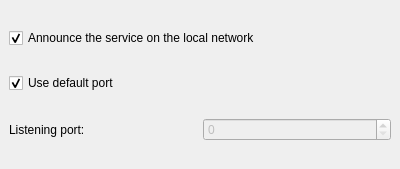
Qt form krfb/ui/configtcp.ui (KDE/krfb) before a commit.
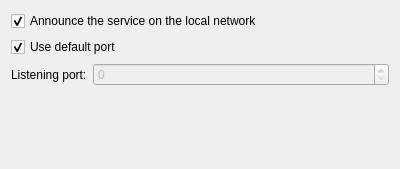
The same form after that commit.

Commit message: Network config page: align to top

What changed in the file:
```diff
--- a/krfb/ui/configtcp.ui
+++ b/krfb/ui/configtcp.ui
@@ -10,12 +10,6 @@
    </rect>
   </property>
   <layout class="QVBoxLayout" >
-   <property name="margin" >
-    <number>9</number>
-   </property>
-   <property name="spacing" >
-    <number>6</number>
-   </property>
    <item>
     <widget class="QCheckBox" name="kcfg_publishService" >
      <property name="text" >
@@ -37,14 +31,20 @@
     </widget>
    </item>
    <item>
-    <layout class="QHBoxLayout" >
-     <property name="margin" >
+    <layout class="QFormLayout">
+     <property name="leftMargin">
       <number>0</number>
      </property>
-     <property name="spacing" >
-      <number>6</number>
+     <property name="topMargin">
+      <number>0</number>
      </property>
-     <item>
+     <property name="rightMargin">
+      <number>0</number>
+     </property>
+     <property name="bottomMargin">
+      <number>0</number>
+     </property>
+     <item row="0" column="0">
       <widget class="QLabel" name="label" >
        <property name="text" >
         <string>Listening port:</string>
@@ -54,7 +54,7 @@
        </property>
       </widget>
      </item>
-     <item>
+     <item row="0" column="1">
       <widget class="QSpinBox" name="kcfg_port" >
        <property name="enabled" >
         <bool>false</bool>
@@ -66,6 +66,19 @@
      </item>
     </layout>
    </item>
+   <item>
+    <spacer>
+     <property name="orientation">
+      <enum>Qt::Vertical</enum>
+     </property>
+     <property name="sizeHint" stdset="0">
+      <size>
+       <width>20</width>
+       <height>40</height>
+      </size>
+     </property>
+    </spacer>
+   </item>
   </layout>
  </widget>
  <tabstops>
```
